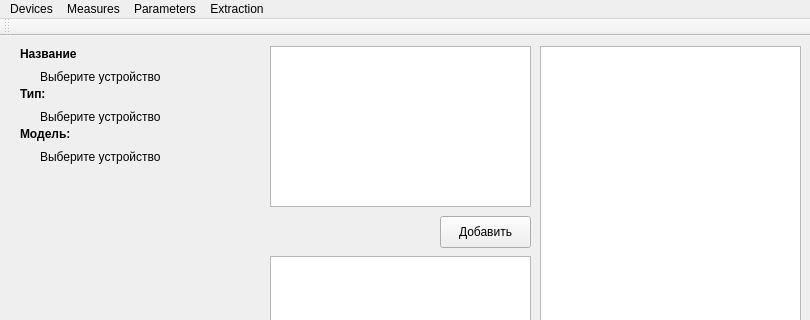
Old version of the form src/Tsunami/devicewindow.ui in the repository maluginp/Tsunami; both pictures show x 0 to 810 and y 0 to 320 of the 810 by 514 pixel window.
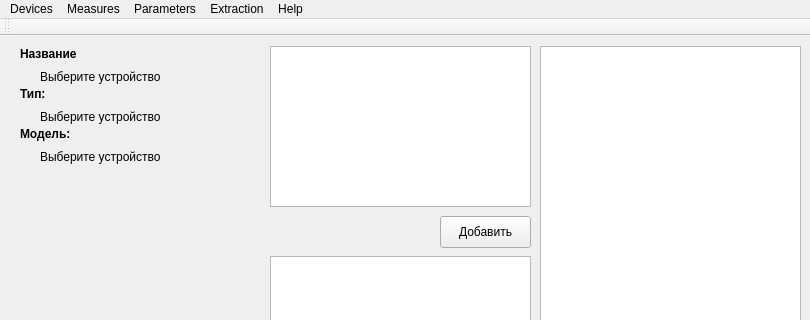
New version of the form.

```diff
--- a/src/Tsunami/devicewindow.ui
+++ b/src/Tsunami/devicewindow.ui
@@ -235,10 +235,18 @@
     </property>
     <addaction name="actionExtractionRun"/>
    </widget>
+   <widget class="QMenu" name="menuHelp">
+    <property name="title">
+     <string>Help</string>
+    </property>
+    <addaction name="actionSettingsOpen"/>
+    <addaction name="actionAboutOpen"/>
+   </widget>
    <addaction name="menuDevice"/>
    <addaction name="menuMeasures"/>
    <addaction name="menuParameters"/>
    <addaction name="menuExtraction"/>
+   <addaction name="menuHelp"/>
   </widget>
   <widget class="QToolBar" name="mainToolBar">
    <attribute name="toolBarArea">
```
Left out of the diff: 10 changed lines with no effect on the pictures.
